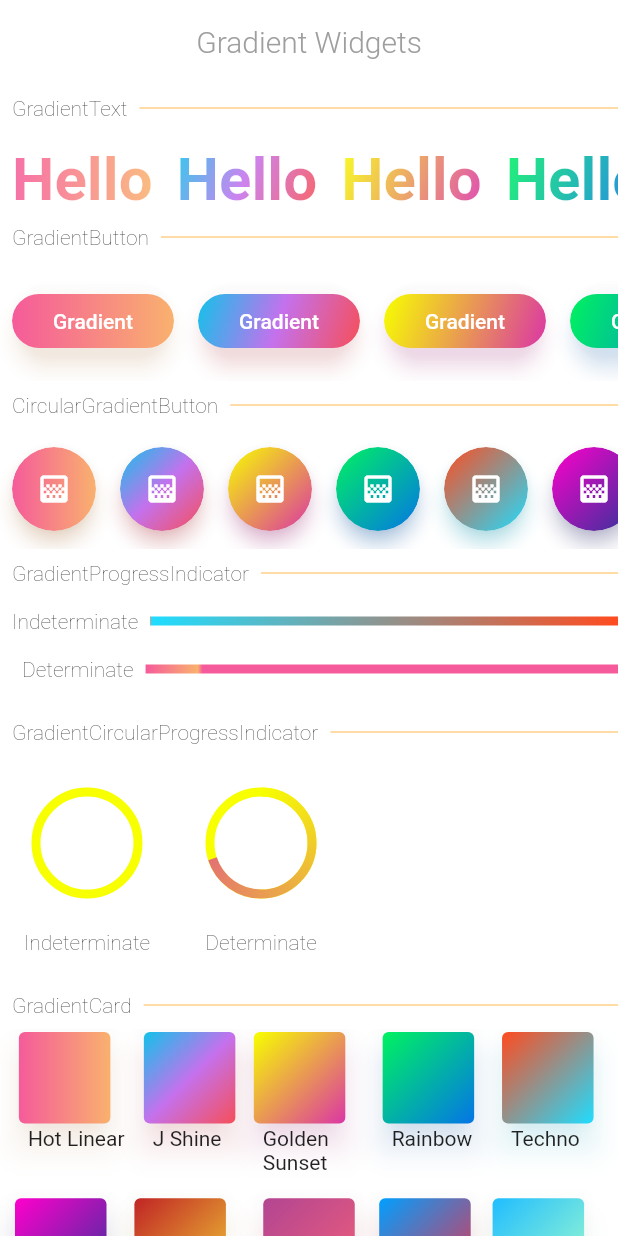
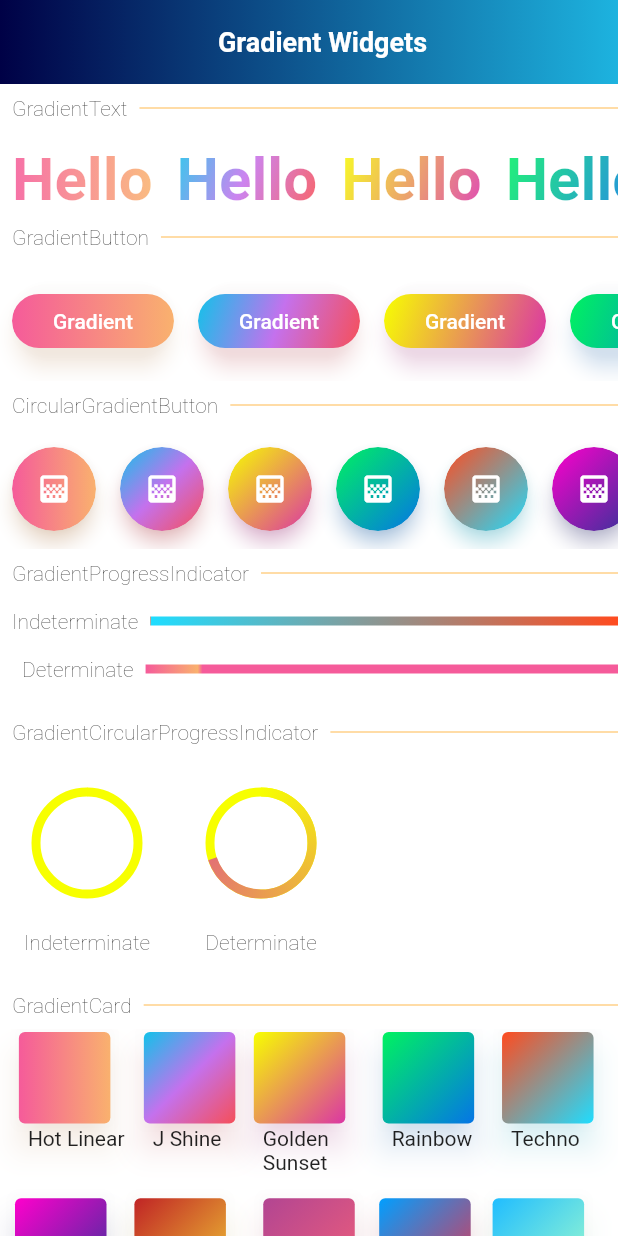
Before and after one commit to bluemix/Gradient-Widgets, a Flutter app: the screen it shows after launch, on a phone screen of 412 x 824 dp. Run offline on Flutter 3.47's test engine with Material 2 defaults, Android fonts, the phone set to English and light mode, and no system bars; project files that could hold a hidden picture were left out.

Commit message:
Updated example

```diff
--- a/example/lib/main.dart
+++ b/example/lib/main.dart
@@ -1,7 +1,6 @@
 import 'dart:math';
 
 import 'package:flutter/material.dart';
-import 'package:flutter/services.dart';
 import 'package:gradient_widgets/gradient_widgets.dart';
 
 class NamedGradient {
@@ -86,17 +85,25 @@ class _MyHomePageState extends State<MyHomePage> {
   @override
   Widget build(BuildContext context) {
     return Scaffold(
-        appBar: AppBar(
-          // brightness: Brightness.light,
-          systemOverlayStyle: SystemUiOverlayStyle.dark,
-          backgroundColor: Colors.transparent,
-          centerTitle: true,
-          elevation: 0,
+        // appBar: AppBar(
+        //   // brightness: Brightness.light,
+        //   systemOverlayStyle: SystemUiOverlayStyle.dark,
+        //   backgroundColor: Colors.transparent,
+        //   centerTitle: true,
+        //   elevation: 0,
+        //   title: Text(
+        //     widget.title!,
+        //     style: const TextStyle(
+        //         color: Colors.grey, fontWeight: FontWeight.w300),
+        //   ),
+        // ),
+        appBar: GradientAppbar(
           title: Text(
             widget.title!,
-            style: const TextStyle(
-                color: Colors.grey, fontWeight: FontWeight.w300),
           ),
+          // systemOverlayStyle: SystemUiOverlayStyle.light,
+          elevation: 0,
+          centerTitle: true,
         ),
         backgroundColor: Colors.white,
         body: ListView(
--- a/example/test_driver/app.dart
+++ b/example/test_driver/app.dart
@@ -1,6 +1,6 @@
 // backend/test_drive/app_test.dart
+import 'package:example/main.dart' as app;
 import 'package:flutter_driver/driver_extension.dart';
-import 'package:example/main.dart' as app;
 
 void main() {
   // This line enables the extension
```
Also changed, not shown: example/test_driver/app_test.dart (+4 -8 lines), 5 other files.
